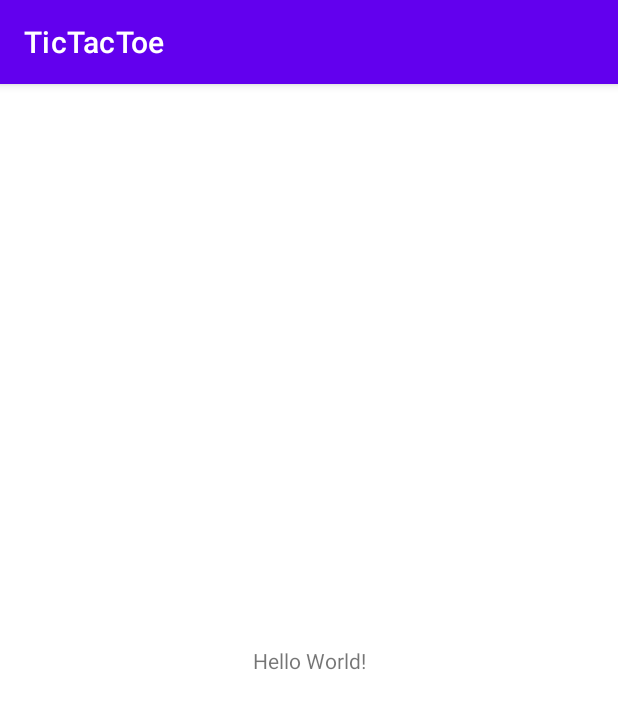
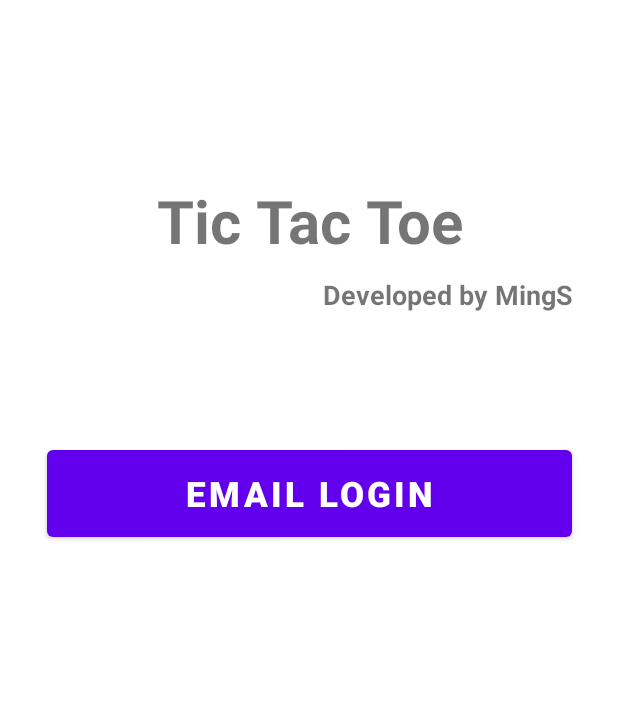
Before and after one commit to cuong11996/TicTacToeAndroid, an Android app: the screen it shows after launch (MainActivity), on a phone screen of 412 x 824 dp. Shown: the top 709 px of the screen. Run offline under Robolectric (Android 15) with nearby library versions, the phone set to English and light mode, and no system bars.

Commit message:
Cuong email login

```diff
--- a/app/src/main/java/com/rmit/tictactoe/MainActivity.java
+++ b/app/src/main/java/com/rmit/tictactoe/MainActivity.java
@@ -2,13 +2,28 @@ package com.rmit.tictactoe;
 
 import androidx.appcompat.app.AppCompatActivity;
 
+import android.content.Intent;
 import android.os.Bundle;
+import android.view.View;
+import android.widget.Button;
 
 public class MainActivity extends AppCompatActivity {
+
+    private Button emailLogin;
 
     @Override
     protected void onCreate(Bundle savedInstanceState) {
         super.onCreate(savedInstanceState);
         setContentView(R.layout.activity_main);
+
+        emailLogin = (Button) findViewById(R.id.emailLogin);
+        emailLogin.setOnClickListener(new View.OnClickListener() {
+            @Override
+            public void onClick(View v) {
+                Intent i =  new Intent(MainActivity.this, EmailLoginActivity.class);
+                startActivity(i);
+            }
+        });
+
     }
 }
--- a/app/src/main/res/layout/activity_main.xml
+++ b/app/src/main/res/layout/activity_main.xml
@@ -7,12 +7,43 @@
     tools:context=".MainActivity">
 
     <TextView
+        android:id="@+id/banner"
         android:layout_width="wrap_content"
         android:layout_height="wrap_content"
-        android:text="Hello World!"
-        app:layout_constraintBottom_toBottomOf="parent"
+        android:text="Tic Tac Toe"
+        android:textSize="40sp"
+        android:textAlignment="center"
+        android:textStyle="bold"
+        app:layout_constraintTop_toTopOf="parent"
+        app:layout_constraintRight_toRightOf="parent"
+        app:layout_constraintLeft_toLeftOf="parent"
+        android:layout_marginTop="120dp"/>
+
+    <TextView
+        android:id="@+id/description"
+        android:layout_width="350dp"
+        android:layout_height="wrap_content"
+        android:text="Developed by MingS"
+        android:textSize="18sp"
+        android:gravity="right"
+        android:textStyle="bold"
+        app:layout_constraintTop_toBottomOf="@id/banner"
+        app:layout_constraintRight_toRightOf="parent"
+        app:layout_constraintLeft_toLeftOf="parent"
+        android:layout_marginTop="10dp"/>
+
+    <Button
+        android:id="@+id/emailLogin"
+        android:width="350dp"
+        android:height="70dp"
+        android:layout_marginTop="120dp"
+        android:text="Email login"
+        android:textSize="23sp"
+        android:textStyle="bold"
+        android:layout_width="wrap_content"
+        android:layout_height="wrap_content"
         app:layout_constraintLeft_toLeftOf="parent"
         app:layout_constraintRight_toRightOf="parent"
-        app:layout_constraintTop_toTopOf="parent" />
+        app:layout_constraintTop_toBottomOf="@id/banner"/>
 
 </androidx.constraintlayout.widget.ConstraintLayout>
--- a/app/src/main/res/values-night/themes.xml
+++ b/app/src/main/res/values-night/themes.xml
@@ -1,6 +1,6 @@
 <resources xmlns:tools="http://schemas.android.com/tools">
     <!-- Base application theme. -->
-    <style name="Theme.TicTacToe" parent="Theme.MaterialComponents.DayNight.DarkActionBar">
+    <style name="Theme.TicTacToe" parent="Theme.MaterialComponents.DayNight.NoActionBar">
         <!-- Primary brand color. -->
         <item name="colorPrimary">@color/purple_200</item>
         <item name="colorPrimaryVariant">@color/purple_700</item>
--- a/app/src/main/res/values/themes.xml
+++ b/app/src/main/res/values/themes.xml
@@ -1,6 +1,6 @@
 <resources xmlns:tools="http://schemas.android.com/tools">
     <!-- Base application theme. -->
-    <style name="Theme.TicTacToe" parent="Theme.MaterialComponents.DayNight.DarkActionBar">
+    <style name="Theme.TicTacToe" parent="Theme.MaterialComponents.DayNight.NoActionBar">
         <!-- Primary brand color. -->
         <item name="colorPrimary">@color/purple_500</item>
         <item name="colorPrimaryVariant">@color/purple_700</item>
```
Also changed, not shown: app/src/main/AndroidManifest.xml (+9 -0 lines), app/src/main/java/com/rmit/tictactoe/EmailLoginActivity.java (added, +97 -0 lines), app/src/main/java/com/rmit/tictactoe/MainMenuActivity.java (added, +14 -0 lines), app/src/main/java/com/rmit/tictactoe/RegisterActivity.java (added, +122 -0 lines), app/src/main/res/layout/activity_email_login.xml (added, +89 -0 lines), app/src/main/res/layout/activity_main_menu.xml (added, +9 -0 lines), app/src/main/res/layout/activity_register.xml (added, +111 -0 lines).
